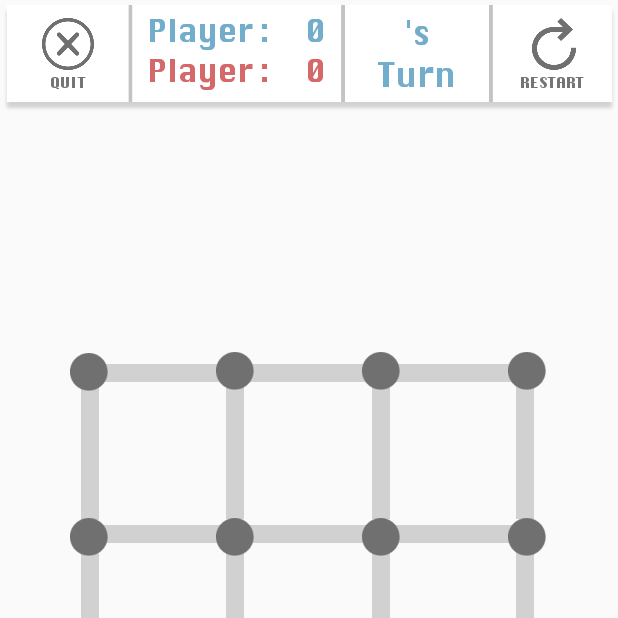
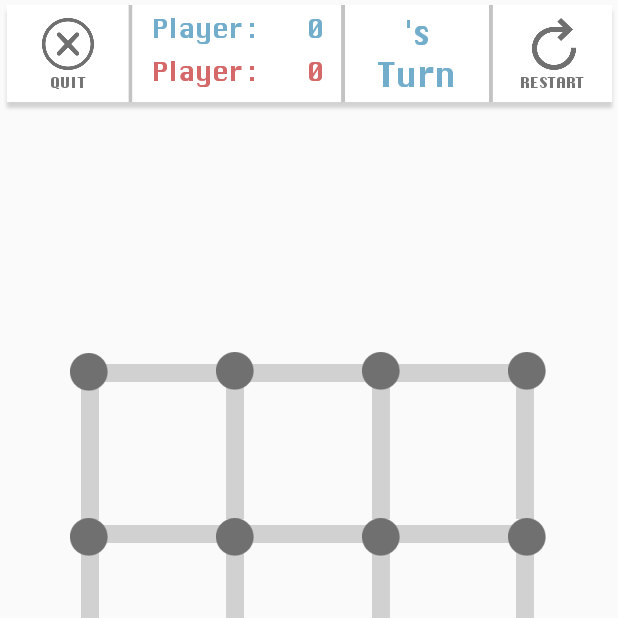
Before and after one commit to adawizi/DotsandBoxes-CMSC475, an Android app: the GamePage screen opened directly, with no data from a screen before it, on a phone screen of 412 x 824 dp, the top half of it. Run offline under Robolectric (Android 15) with nearby library versions, the light colour scheme and no system bars.

Commit message:
Fixed Initials and Font Issue
The game now allows you to put 2 initials in. The fonts sizes of the game page were adjusted to fit the extra character.

```diff
--- a/DotsBoxes/app/src/main/res/layout/activity_game.xml
+++ b/DotsBoxes/app/src/main/res/layout/activity_game.xml
@@ -10,86 +10,86 @@
         android:id="@+id/textView9"
         android:layout_width="50dp"
         android:layout_height="52dp"
-        android:textSize="27sp"
+        android:textAlignment="center"
+        android:textSize="24sp"
         app:layout_constraintBottom_toBottomOf="parent"
         app:layout_constraintEnd_toEndOf="parent"
         app:layout_constraintHorizontal_bias="0.764"
         app:layout_constraintStart_toStartOf="parent"
         app:layout_constraintTop_toTopOf="parent"
-        app:layout_constraintVertical_bias="0.633"
-        android:textAlignment="center"/>
+        app:layout_constraintVertical_bias="0.633" />
 
     <TextView
         android:id="@+id/textView8"
         android:layout_width="50dp"
         android:layout_height="52dp"
-        android:textSize="27sp"
+        android:textAlignment="center"
+        android:textSize="24sp"
         app:layout_constraintBottom_toBottomOf="parent"
         app:layout_constraintEnd_toEndOf="parent"
         app:layout_constraintHorizontal_bias="0.495"
         app:layout_constraintStart_toStartOf="parent"
         app:layout_constraintTop_toTopOf="parent"
-        app:layout_constraintVertical_bias="0.634"
-        android:textAlignment="center"/>
+        app:layout_constraintVertical_bias="0.634" />
 
     <TextView
         android:id="@+id/textView7"
         android:layout_width="50dp"
         android:layout_height="52dp"
-        android:textSize="27sp"
+        android:textAlignment="center"
+        android:textSize="24sp"
         app:layout_constraintBottom_toBottomOf="parent"
         app:layout_constraintEnd_toEndOf="parent"
         app:layout_constraintHorizontal_bias="0.227"
         app:layout_constraintStart_toStartOf="parent"
         app:layout_constraintTop_toTopOf="parent"
-        app:layout_constraintVertical_bias="0.633"
-        android:textAlignment="center"/>
+        app:layout_constraintVertical_bias="0.633" />
 
     <TextView
         android:id="@+id/textView6"
         android:layout_width="50dp"
         android:layout_height="52dp"
-        android:textSize="27sp"
+        android:textAlignment="center"
+        android:textSize="24sp"
         app:layout_constraintBottom_toBottomOf="parent"
         app:layout_constraintEnd_toEndOf="parent"
         app:layout_constraintHorizontal_bias="0.764"
         app:layout_constraintStart_toStartOf="parent"
         app:layout_constraintTop_toTopOf="parent"
-        app:layout_constraintVertical_bias="0.494"
-        android:textAlignment="center"/>
+        app:layout_constraintVertical_bias="0.494" />
 
     <TextView
         android:id="@+id/textView5"
         android:layout_width="50dp"
         android:layout_height="52dp"
-        android:textSize="27sp"
+        android:textAlignment="center"
+        android:textSize="24sp"
         app:layout_constraintBottom_toBottomOf="parent"
         app:layout_constraintEnd_toEndOf="parent"
         app:layout_constraintHorizontal_bias="0.495"
         app:layout_constraintStart_toStartOf="parent"
         app:layout_constraintTop_toTopOf="parent"
-        app:layout_constraintVertical_bias="0.494"
-        android:textAlignment="center"/>
+        app:layout_constraintVertical_bias="0.494" />
 
     <TextView
         android:id="@+id/textView4"
         android:layout_width="50dp"
         android:layout_height="52dp"
-        android:textSize="27sp"
+        android:textAlignment="center"
+        android:textSize="24sp"
         app:layout_constraintBottom_toBottomOf="parent"
         app:layout_constraintEnd_toEndOf="parent"
         app:layout_constraintHorizontal_bias="0.232"
         app:layout_constraintStart_toStartOf="parent"
         app:layout_constraintTop_toTopOf="parent"
-        app:layout_constraintVertical_bias="0.499"
-        android:textAlignment="center"/>
+        app:layout_constraintVertical_bias="0.499" />
 
     <TextView
         android:id="@+id/textView3"
         android:layout_width="51dp"
         android:layout_height="49dp"
         android:textAlignment="center"
-        android:textSize="27sp"
+        android:textSize="24sp"
         app:layout_constraintBottom_toBottomOf="parent"
         app:layout_constraintEnd_toEndOf="parent"
         app:layout_constraintHorizontal_bias="0.763"
@@ -102,7 +102,7 @@
         android:layout_width="51dp"
         android:layout_height="48dp"
         android:textAlignment="center"
-        android:textSize="27sp"
+        android:textSize="24sp"
         app:layout_constraintBottom_toBottomOf="parent"
         app:layout_constraintEnd_toEndOf="parent"
         app:layout_constraintStart_toStartOf="parent"
@@ -427,7 +427,7 @@
         android:layout_height="50dp"
         android:fontFamily="monospace"
         android:textAlignment="center"
-        android:textSize="27sp"
+        android:textSize="24sp"
         app:layout_constraintBottom_toBottomOf="parent"
         app:layout_constraintEnd_toEndOf="parent"
         app:layout_constraintHorizontal_bias="0.229"
@@ -675,7 +675,7 @@
         android:layout_height="wrap_content"
         android:text="Player 2:"
         android:textColor="@color/player_red"
-        android:textSize="20dp"
+        android:textSize="17dp"
         app:layout_constraintBottom_toBottomOf="@+id/topBar"
         app:layout_constraintEnd_toEndOf="@+id/topBar"
         app:layout_constraintHorizontal_bias="0.295"
@@ -689,7 +689,7 @@
         android:layout_height="wrap_content"
         android:text="Player 1:"
         android:textColor="@color/player_blue"
-        android:textSize="20dp"
+        android:textSize="17dp"
         app:layout_constraintBottom_toBottomOf="@+id/topBar"
         app:layout_constraintEnd_toEndOf="@+id/topBar"
         app:layout_constraintHorizontal_bias="0.295"
@@ -703,7 +703,7 @@
         android:layout_height="wrap_content"
         android:text="0"
         android:textColor="@color/player_blue"
-        android:textSize="20dp"
+        android:textSize="17sp"
         app:layout_constraintBottom_toBottomOf="@+id/topBar"
         app:layout_constraintEnd_toEndOf="@+id/topBar"
         app:layout_constraintHorizontal_bias="0.51"
@@ -717,7 +717,7 @@
         android:layout_height="wrap_content"
         android:text="0"
         android:textColor="@color/player_red"
-        android:textSize="20dp"
+        android:textSize="17dp"
         app:layout_constraintBottom_toBottomOf="@+id/topBar"
         app:layout_constraintEnd_toEndOf="@+id/topBar"
         app:layout_constraintHorizontal_bias="0.51"
--- a/DotsBoxes/app/src/main/res/layout/activity_home.xml
+++ b/DotsBoxes/app/src/main/res/layout/activity_home.xml
@@ -40,14 +40,14 @@
         android:ems="10"
         android:hint="Initials"
         android:inputType="textCapCharacters"
-        android:maxLength="1"
+        android:maxLength="2"
         android:textAlignment="center"
         android:textColor="@color/player_blue"
         app:layout_constraintBottom_toBottomOf="parent"
         app:layout_constraintEnd_toEndOf="parent"
         app:layout_constraintStart_toStartOf="parent"
         app:layout_constraintTop_toTopOf="parent"
-        app:layout_constraintVertical_bias="0.378" />
+        app:layout_constraintVertical_bias="0.391" />
 
     <TextView
         android:id="@+id/textView"
@@ -70,16 +70,16 @@
         android:background="@drawable/initials_box"
         android:ems="10"
         android:hint="Initials"
+        android:inputType="textCapCharacters"
+        android:maxLength="2"
+        android:textAlignment="center"
         android:textAllCaps="true"
-        android:inputType="textCapCharacters"
-        android:maxLength="1"
-        android:textAlignment="center"
         android:textColor="@color/player_red"
         app:layout_constraintBottom_toBottomOf="parent"
         app:layout_constraintEnd_toEndOf="parent"
         app:layout_constraintStart_toStartOf="parent"
         app:layout_constraintTop_toTopOf="parent"
-        app:layout_constraintVertical_bias="0.59" />
+        app:layout_constraintVertical_bias="0.603" />
 
     <TextView
         android:id="@+id/textView2"
--- a/DotsBoxes/app/src/main/res/layout/custom_toast.xml
+++ b/DotsBoxes/app/src/main/res/layout/custom_toast.xml
@@ -13,7 +13,7 @@
         android:layout_width="wrap_content"
         android:layout_height="wrap_content"
         android:textColor="@color/grey"
-        android:textSize="70dp"
+        android:textSize="40dp"
         android:textStyle="bold"
         app:layout_constraintBottom_toBottomOf="parent"
         app:layout_constraintEnd_toEndOf="parent"
```
